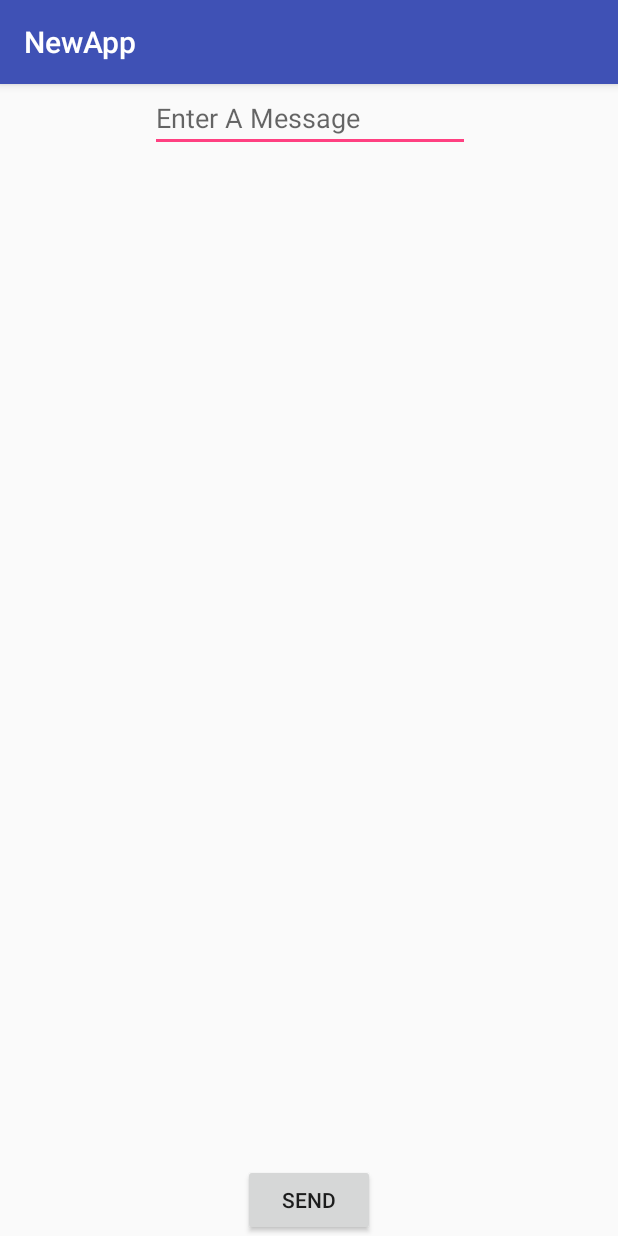
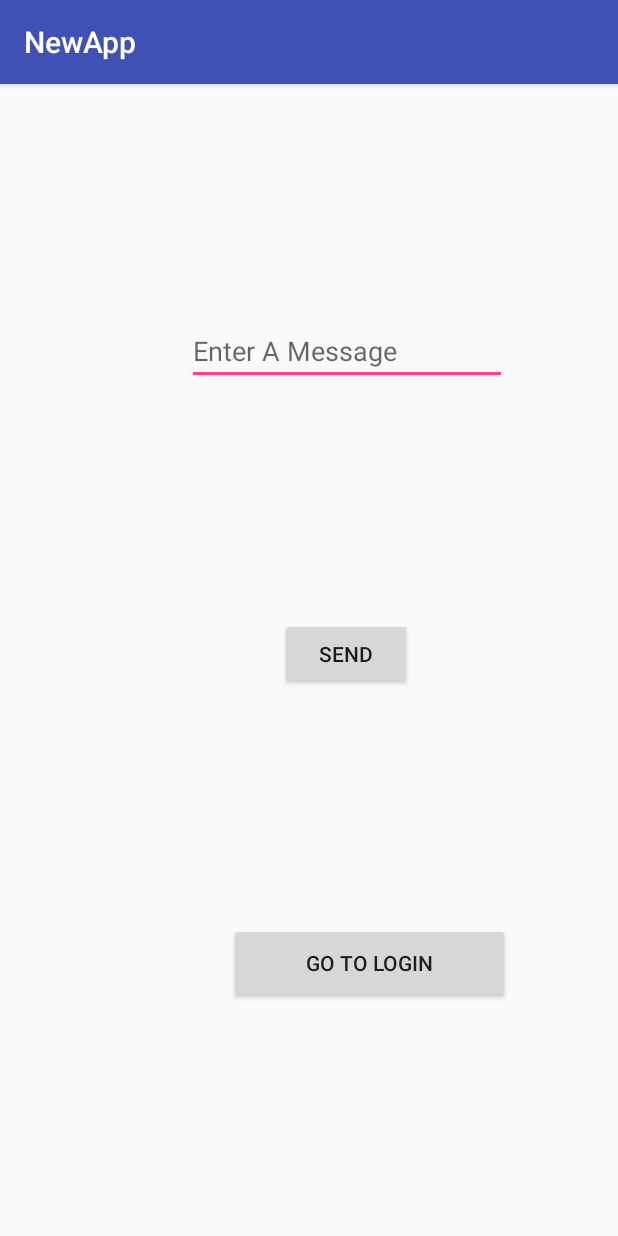
Before and after one commit to anindya6/SecureStorage, an Android app: the screen it shows after launch (MainActivity), on a phone screen of 412 x 824 dp. Run offline under Robolectric (Android 15) with nearby library versions, the phone set to English and light mode, and no system bars.

Commit message:
Added login dialogue

```diff
--- a/app/src/main/res/layout/activity_main.xml
+++ b/app/src/main/res/layout/activity_main.xml
@@ -16,7 +16,8 @@
         app:layout_constraintLeft_toLeftOf="parent"
         app:layout_constraintRight_toRightOf="parent"
         app:layout_constraintTop_toTopOf="parent"
-        app:layout_constraintHorizontal_bias="0.502" />
+        app:layout_constraintHorizontal_bias="0.627"
+        app:layout_constraintBottom_toTopOf="@+id/button" />
 
     <Button
         android:id="@+id/button"
@@ -24,8 +25,22 @@
         android:layout_height="wrap_content"
         android:onClick="sendMessage"
         android:text="@string/button_send"
+        app:layout_constraintLeft_toLeftOf="parent"
+        app:layout_constraintRight_toRightOf="parent"
+        app:layout_constraintTop_toBottomOf="@+id/editText"
+        app:layout_constraintHorizontal_bias="0.577"
+        app:layout_constraintBottom_toTopOf="@+id/button3" />
+
+    <Button
+        android:id="@+id/button3"
+        android:layout_width="187dp"
+        android:layout_height="53dp"
+        android:onClick="onClick"
+        android:text="@string/button_goto"
         app:layout_constraintBottom_toBottomOf="parent"
+        app:layout_constraintHorizontal_bias="0.68"
         app:layout_constraintLeft_toLeftOf="parent"
-        app:layout_constraintRight_toRightOf="parent" />
+        app:layout_constraintRight_toRightOf="parent"
+        app:layout_constraintTop_toBottomOf="@+id/button" />
 
 </android.support.constraint.ConstraintLayout>
--- a/app/src/main/res/values/strings.xml
+++ b/app/src/main/res/values/strings.xml
@@ -2,4 +2,6 @@
     <string name="app_name">NewApp</string>
     <string name="edit_message">Enter A Message</string>
     <string name="button_send">Send</string>
+    <string name="button_submit">Submit</string>
+    <string name="button_goto">Go To Login</string>
 </resources>
```
Also changed, not shown: app/src/main/AndroidManifest.xml (+8 -0 lines), app/src/main/java/com/example/anindyabhandari/newapp/MainActivity.java (+7 -0 lines), app/src/main/java/com/example/anindyabhandari/newapp/PasswordDialog.java (added, +49 -0 lines), app/src/main/res/layout/activity_password_dialog.xml (added, +52 -0 lines).
